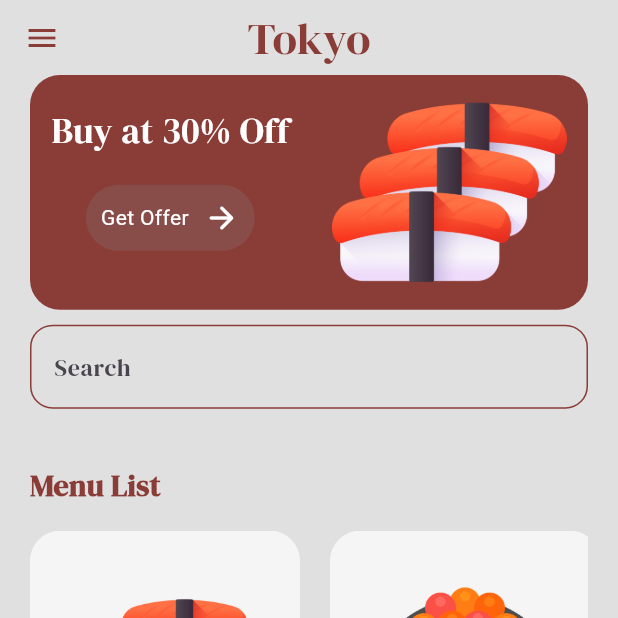
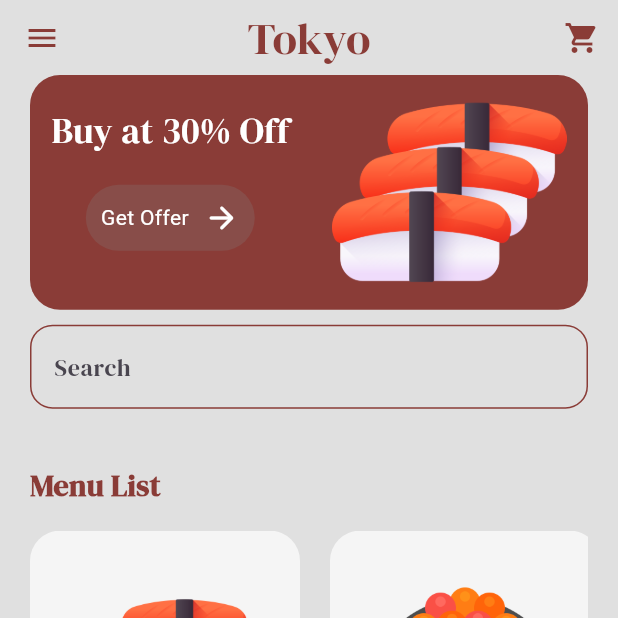
Before and after one commit to CovenantJunior/sushi_restaurant, a Flutter app: the Menu screen opened by its route, on a phone screen of 412 x 824 dp, the top half of it. Run offline on Flutter 3.47's test engine with Material 3 defaults, Android fonts, the phone set to English and light mode, and no system bars.

Commit message:
Cart Icon

```diff
--- a/lib/layouts/menu.dart
+++ b/lib/layouts/menu.dart
@@ -50,6 +50,15 @@ class _MenuState extends State<Menu> {
         ),
         centerTitle: true,
         backgroundColor: Colors.grey[300],
+        actions: [
+          IconButton(
+            onPressed: null,
+            icon: Icon(
+              Icons.shopping_cart,
+              color: primaryColor,
+            ),
+          )
+        ],
         ),
         body: Padding(
           padding: const EdgeInsets.fromLTRB(20.0,0.0,20.0,20.0),
```
